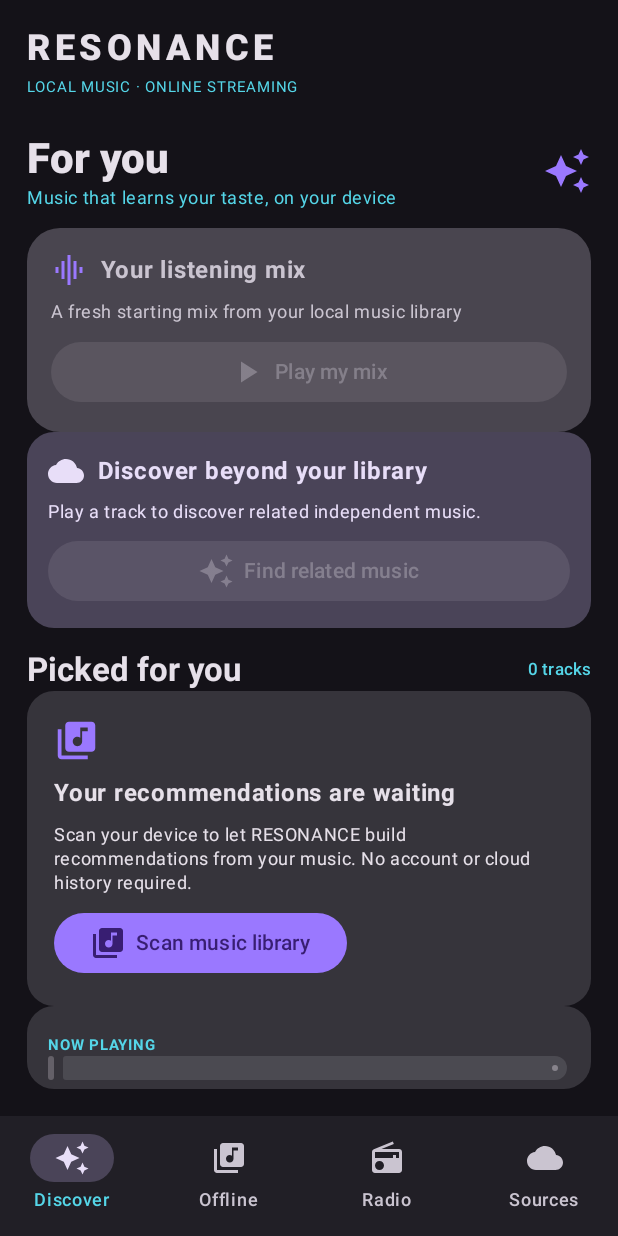
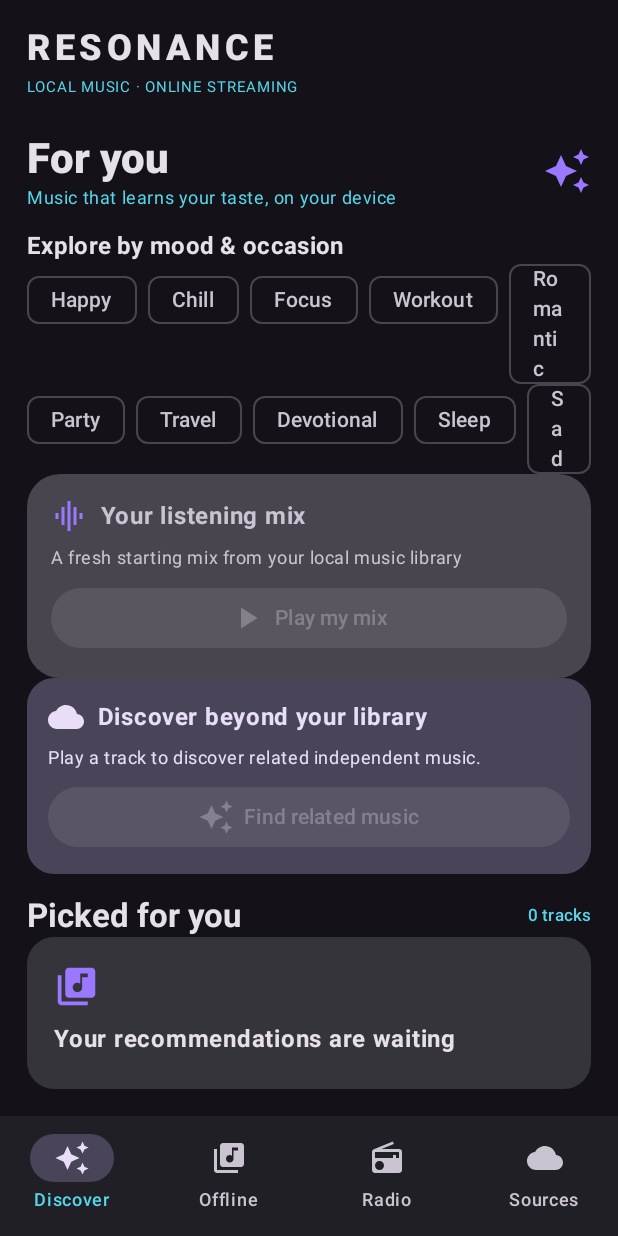
Before and after one commit to anandkaithwas/resonance, an Android app built with Jetpack Compose: the screen it shows after launch (MainActivity), on a phone screen of 412 x 824 dp. Run offline under Robolectric (Android 15) with nearby library versions, the phone set to English and light mode, and no system bars; pictures from the network do not load; 7 statements that could not run were skipped.

Commit message:
feat(discover): add mood and occasion browse chips

```diff
--- a/app/src/main/java/dev/resonance/app/MainActivity.kt
+++ b/app/src/main/java/dev/resonance/app/MainActivity.kt
@@ -234,6 +234,26 @@ private fun PlayerApp(controller: MediaController?, scan: () -> List<AudioTrack>
                     Icon(Icons.Default.AutoAwesome, contentDescription = null, tint = MaterialTheme.colorScheme.primary, modifier = Modifier.size(32.dp))
                 }
                 Spacer(Modifier.height(12.dp))
+                Text("Explore by mood & occasion", style = MaterialTheme.typography.titleMedium, fontWeight = FontWeight.Bold)
+                val moods = listOf("Happy", "Chill", "Focus", "Workout", "Romantic", "Party", "Travel", "Devotional", "Sleep", "Sad")
+                moods.chunked(5).forEach { rowMoods ->
+                    Row(horizontalArrangement = Arrangement.spacedBy(7.dp)) {
+                        rowMoods.forEach { mood ->
+                            FilterChip(selected = false, onClick = {
+                                discoveryLoading = true
+                                discoveryError = ""
+                                scope.launch {
+                                    runCatching { FreeMusicSourcesRepository.searchAudius(mood.lowercase()) }
+                                        .onSuccess { discoveryOnline = it }
+                                        .onFailure { discoveryError = it.message ?: "Could not load mood" }
+                                    discoveryLoading = false
+                                }
+                            }, label = { Text(mood) })
+                        }
+                    }
+                }
+                if (discoveryLoading) LinearProgressIndicator(Modifier.fillMaxWidth())
+                if (discoveryError.isNotBlank()) Text(discoveryError, color = MaterialTheme.colorScheme.error)
                 Card(colors = CardDefaults.cardColors(containerColor = MaterialTheme.colorScheme.surfaceVariant), shape = RoundedCornerShape(22.dp)) {
                     Column(Modifier.fillMaxWidth().padding(16.dp), verticalArrangement = Arrangement.spacedBy(8.dp)) {
                         Row(verticalAlignment = Alignment.CenterVertically) {
```
